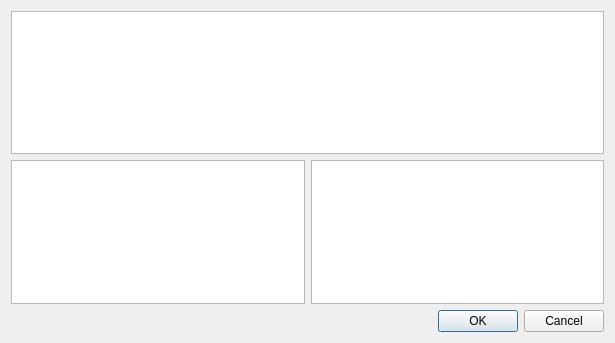
The window that plugins/drugsplugin/drugswidget/interactionsynthesisdialog.ui (FreeHealth/freehealth) describes before a commit, drawn with Qt 5.
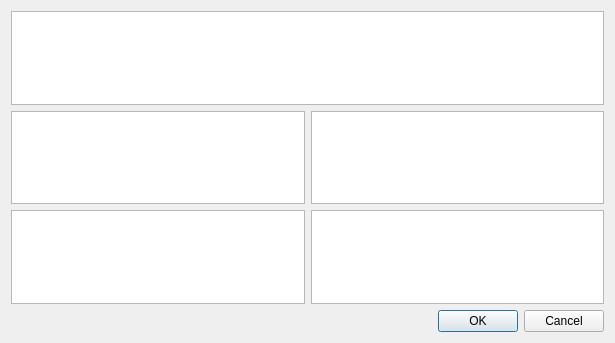
The same window after the commit.

What changed in the file:
```diff
--- a/plugins/drugsplugin/drugswidget/interactionsynthesisdialog.ui
+++ b/plugins/drugsplugin/drugswidget/interactionsynthesisdialog.ui
@@ -37,21 +37,14 @@
      </property>
     </widget>
    </item>
-   <item row="2" column="0">
+   <item row="3" column="0">
     <widget class="QTextBrowser" name="riskBrowser">
      <property name="toolTip">
       <string>Risk</string>
      </property>
     </widget>
    </item>
-   <item row="2" column="1">
-    <widget class="QTextBrowser" name="managementBrowser">
-     <property name="toolTip">
-      <string>Management</string>
-     </property>
-    </widget>
-   </item>
-   <item row="3" column="0" colspan="2">
+   <item row="4" column="0" colspan="2">
     <widget class="QDialogButtonBox" name="buttonBox">
      <property name="orientation">
       <enum>Qt::Horizontal</enum>
@@ -61,6 +54,19 @@
      </property>
     </widget>
    </item>
+   <item row="3" column="1">
+    <widget class="QTextBrowser" name="managementBrowser">
+     <property name="toolTip">
+      <string>Management</string>
+     </property>
+    </widget>
+   </item>
+   <item row="2" column="0">
+    <widget class="QTextBrowser" name="firstClassInfos"/>
+   </item>
+   <item row="2" column="1">
+    <widget class="QTextBrowser" name="secondClassInfos"/>
+   </item>
   </layout>
  </widget>
  <resources/>
```
